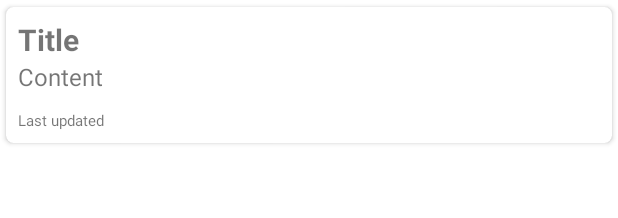
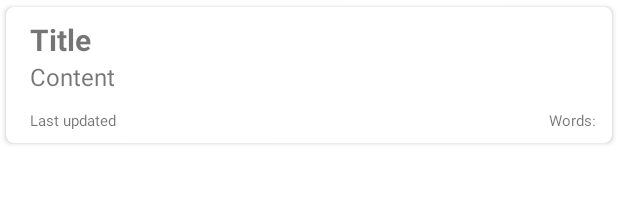
Before and after one commit to anagjorge/mememory-notes-app, an Android app: the layout item_note.xml on its own in the app's theme, with its tools: preview values and no code run, on a phone screen of 412 x 824 dp. Shown: the top 218 px of the screen. Run offline under Robolectric (Android 15) with nearby library versions, the phone set to English and light mode, and no system bars.

Commit message:
adding word count

```diff
--- a/app/src/main/java/com/projetos/memorynotes/framework/ListViewModel.kt
+++ b/app/src/main/java/com/projetos/memorynotes/framework/ListViewModel.kt
@@ -30,6 +30,7 @@ class ListViewModel(application: Application): AndroidViewModel(application) {
     fun getNotes() {
         coroutineScope.launch {
             val noteList = useCases.getAllNotes()
+            noteList.forEach{it.wordCount = useCases.getWordCount.invoke(it)}
             notes.postValue(noteList)
         }
     }
--- a/app/src/main/java/com/projetos/memorynotes/framework/UseCases.kt
+++ b/app/src/main/java/com/projetos/memorynotes/framework/UseCases.kt
@@ -1,13 +1,11 @@
 package com.projetos.memorynotes.framework
 
-import com.projetos.core.usecases.AddNote
-import com.projetos.core.usecases.GetAllNotes
-import com.projetos.core.usecases.GetNote
-import com.projetos.core.usecases.RemoveNote
+import com.projetos.core.usecases.*
 
 data class UseCases(
     val addNote: AddNote,
     val getAllNotes: GetAllNotes,
     val getNote: GetNote,
-    val removeNote: RemoveNote
+    val removeNote: RemoveNote,
+    val getWordCount: GetWordCount
 )
--- a/app/src/main/java/com/projetos/memorynotes/framework/di/UseCasesModule.kt
+++ b/app/src/main/java/com/projetos/memorynotes/framework/di/UseCasesModule.kt
@@ -1,10 +1,7 @@
 package com.projetos.memorynotes.framework.di
 
 import com.projetos.core.repository.NoteRepository
-import com.projetos.core.usecases.AddNote
-import com.projetos.core.usecases.GetAllNotes
-import com.projetos.core.usecases.GetNote
-import com.projetos.core.usecases.RemoveNote
+import com.projetos.core.usecases.*
 import com.projetos.memorynotes.framework.UseCases
 import dagger.Module
 import dagger.Provides
@@ -16,6 +13,7 @@ class UseCasesModule {
         AddNote(repository),
         GetAllNotes(repository),
         GetNote(repository),
-        RemoveNote(repository)
+        RemoveNote(repository),
+        GetWordCount()
     )
 }
--- a/app/src/main/java/com/projetos/memorynotes/presentation/NotesListAdapter.kt
+++ b/app/src/main/java/com/projetos/memorynotes/presentation/NotesListAdapter.kt
@@ -36,6 +36,7 @@ class NotesListAdapter(var notes: ArrayList<Note>, val actions: ListAction) :
         private val noteTitle = view.tv_title
         private val noteContent = view.tv_content
         private val noteDate = view.tv_date
+        private val noteWords = view.tv_wordCount
 
         fun bind(note: Note) {
             noteTitle.text = note.title
@@ -47,6 +48,8 @@ class NotesListAdapter(var notes: ArrayList<Note>, val actions: ListAction) :
 
             layout.setOnClickListener{ actions.onClick(note.id) }
 
+            noteWords.text = "Words: ${note.wordCount}"
+
         }
     }
 
--- a/app/src/main/res/layout/item_note.xml
+++ b/app/src/main/res/layout/item_note.xml
@@ -15,32 +15,51 @@
         android:padding="@dimen/standard_margin">
 
         <TextView
-            android:layout_width="match_parent"
-            android:layout_height="wrap_content"
             android:id="@+id/tv_title"
             style="@style/Title"
+            android:layout_width="0dp"
+            android:layout_height="wrap_content"
+            android:layout_marginStart="8dp"
+            android:layout_marginEnd="8dp"
+            android:ellipsize="end"
+            android:maxLines="1"
             android:text="Title"
-            android:maxLines="1"
-            android:ellipsize="end"
-            app:layout_constraintTop_toTopOf="parent"/>
+            app:layout_constraintEnd_toEndOf="parent"
+            app:layout_constraintStart_toStartOf="parent"
+            app:layout_constraintTop_toTopOf="parent" />
 
         <TextView
-            android:layout_width="match_parent"
-            android:layout_height="wrap_content"
             android:id="@+id/tv_content"
             style="@style/Text"
+            android:layout_width="0dp"
+            android:layout_height="wrap_content"
+            android:layout_marginStart="8dp"
+            android:layout_marginEnd="8dp"
+            android:ellipsize="end"
+            android:maxLines="1"
             android:text="Content"
-            android:maxLines="1"
-            android:ellipsize="end"
-            app:layout_constraintTop_toBottomOf="@+id/tv_title"/>
+            app:layout_constraintEnd_toEndOf="parent"
+            app:layout_constraintStart_toStartOf="parent"
+            app:layout_constraintTop_toBottomOf="@+id/tv_title" />
 
         <TextView
             android:id="@+id/tv_date"
             style="@style/Detail"
-            android:layout_width="match_parent"
+            android:layout_width="wrap_content"
             android:layout_height="wrap_content"
+            android:layout_marginStart="8dp"
             android:text="Last updated"
-            app:layout_constraintBottom_toBottomOf="parent"/>
+            app:layout_constraintBottom_toBottomOf="parent"
+            app:layout_constraintStart_toStartOf="parent" />
+
+        <TextView
+            android:id="@+id/tv_wordCount"
+            style="@style/Detail"
+            android:layout_width="wrap_content"
+            android:layout_height="wrap_content"
+            android:text="Words: "
+            app:layout_constraintBottom_toBottomOf="parent"
+            app:layout_constraintRight_toRightOf="parent" />
 
     </androidx.constraintlayout.widget.ConstraintLayout>
 
--- a/core/src/main/java/com/projetos/core/usecases/GetWordCount.kt
+++ b/core/src/main/java/com/projetos/core/usecases/GetWordCount.kt
@@ -1,4 +1,15 @@
 package com.projetos.core.usecases
 
+import com.projetos.core.data.Note
+
 class GetWordCount {
+
+    operator fun invoke(note: Note) = getCount(note.title) + getCount(note.content)
+
+    private fun getCount(str: String) =
+        str.split(" ", "\n")
+            .filter {
+                it.contains(Regex(".*[a-zA-Z].*"))
+            }
+            .count()
 }
```
Also changed, not shown: core/src/main/java/com/projetos/core/repository/NoteDataSource.kt (line endings or trailing spaces).
